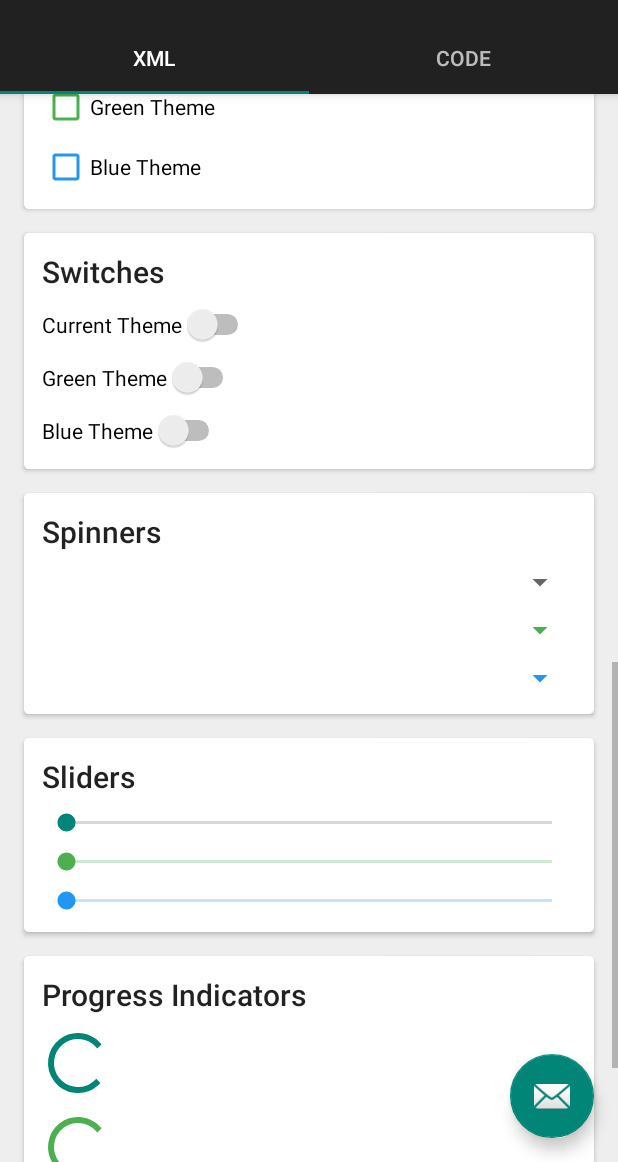
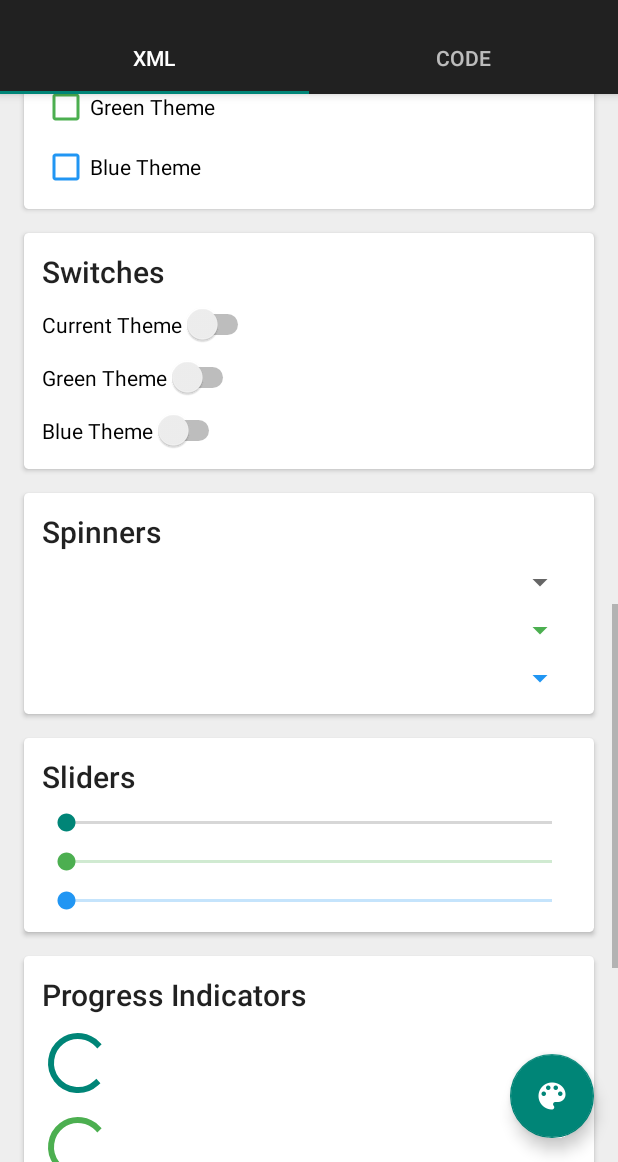
Before and after one commit to StevenByle/Android-Material-Themes-Demo, an Android app: the screen it shows after launch (HomeActivity), scrolled down 996 dp, on a phone screen of 412 x 824 dp, the part 74-1236 px from its top. Run offline under Robolectric (Android 15) with nearby library versions, the phone set to English and light mode, and no system bars.

Commit message:
Added basic palette fab button to later change themes.

```diff
--- a/MaterialThemesMadeEasy/app/src/main/res/layout/activity_home.xml
+++ b/MaterialThemesMadeEasy/app/src/main/res/layout/activity_home.xml
@@ -38,11 +38,5 @@
         android:layout_height="match_parent"
         app:layout_behavior="@string/appbar_scrolling_view_behavior"/>
 
-    <android.support.design.widget.FloatingActionButton
-        android:id="@+id/fab"
-        android:layout_width="wrap_content"
-        android:layout_height="wrap_content"
-        android:layout_gravity="end|bottom"
-        android:layout_margin="@dimen/fab_margin"
-        android:src="@android:drawable/ic_dialog_email"/>
+    <include layout="@layout/activity_home_fab"/>
 </android.support.design.widget.CoordinatorLayout>
--- /dev/null
+++ b/MaterialThemesMadeEasy/app/src/main/res/layout/activity_home_fab.xml
@@ -0,0 +1,11 @@
+<?xml version="1.0" encoding="utf-8"?>
+<android.support.design.widget.FloatingActionButton
+    android:id="@+id/fab"
+    xmlns:android="http://schemas.android.com/apk/res/android"
+    xmlns:tools="http://schemas.android.com/tools"
+    android:layout_width="wrap_content"
+    android:layout_height="wrap_content"
+    android:layout_gravity="end|bottom"
+    android:layout_margin="@dimen/fab_margin"
+    android:src="@drawable/ic_palette"
+    tools:context="com.stevenbyle.android.materialthemes.controller.home.HomeActivity"/>
--- a/MaterialThemesMadeEasy/app/src/main/res/layout/fragment_theme_by_xml.xml
+++ b/MaterialThemesMadeEasy/app/src/main/res/layout/fragment_theme_by_xml.xml
@@ -12,7 +12,6 @@
         android:layout_height="wrap_content"
         android:background="@color/material_gray_200"
         android:orientation="vertical"
-        android:paddingBottom="@dimen/material_element_spacing_small"
         android:paddingTop="@dimen/material_element_spacing_small">
 
         <android.support.v7.widget.CardView
@@ -382,9 +381,54 @@
                 <TextView
                     android:layout_width="wrap_content"
                     android:layout_height="wrap_content"
+                    android:text="Dialogs"
+                    android:textAppearance="@style/TextAppearance.AppCompat.Title"/>
+            </LinearLayout>
+        </android.support.v7.widget.CardView>
+
+        <android.support.v7.widget.CardView
+            style="@style/CardViewStyle"
+            android:layout_width="match_parent"
+            android:layout_height="wrap_content">
+
+            <LinearLayout
+                android:layout_width="match_parent"
+                android:layout_height="wrap_content"
+                android:orientation="vertical">
+
+                <TextView
+                    android:layout_width="wrap_content"
+                    android:layout_height="wrap_content"
+                    android:text="Snackbars"
+                    android:textAppearance="@style/TextAppearance.AppCompat.Title"/>
+            </LinearLayout>
+        </android.support.v7.widget.CardView>
+
+        <android.support.v7.widget.CardView
+            style="@style/CardViewStyle"
+            android:layout_width="match_parent"
+            android:layout_height="wrap_content">
+
+            <LinearLayout
+                android:layout_width="match_parent"
+                android:layout_height="wrap_content"
+                android:orientation="vertical">
+
+                <TextView
+                    android:layout_width="wrap_content"
+                    android:layout_height="wrap_content"
                     android:text="Icons"
                     android:textAppearance="@style/TextAppearance.AppCompat.Title"/>
             </LinearLayout>
         </android.support.v7.widget.CardView>
+
+        <FrameLayout
+            android:layout_width="match_parent"
+            android:layout_height="wrap_content"
+            android:visibility="invisible">
+
+            <include
+                layout="@layout/activity_home_fab"/>
+        </FrameLayout>
     </LinearLayout>
 </ScrollView>
```
Also changed, not shown: MaterialThemesMadeEasy/app/src/main/res/drawable-hdpi/ic_palette.png (added), MaterialThemesMadeEasy/app/src/main/res/drawable-mdpi/ic_palette.png (added), MaterialThemesMadeEasy/app/src/main/res/drawable-xhdpi/ic_palette.png (added), MaterialThemesMadeEasy/app/src/main/res/drawable-xxhdpi/ic_palette.png (added), MaterialThemesMadeEasy/app/src/main/res/drawable-xxxhdpi/ic_palette.png (added).
